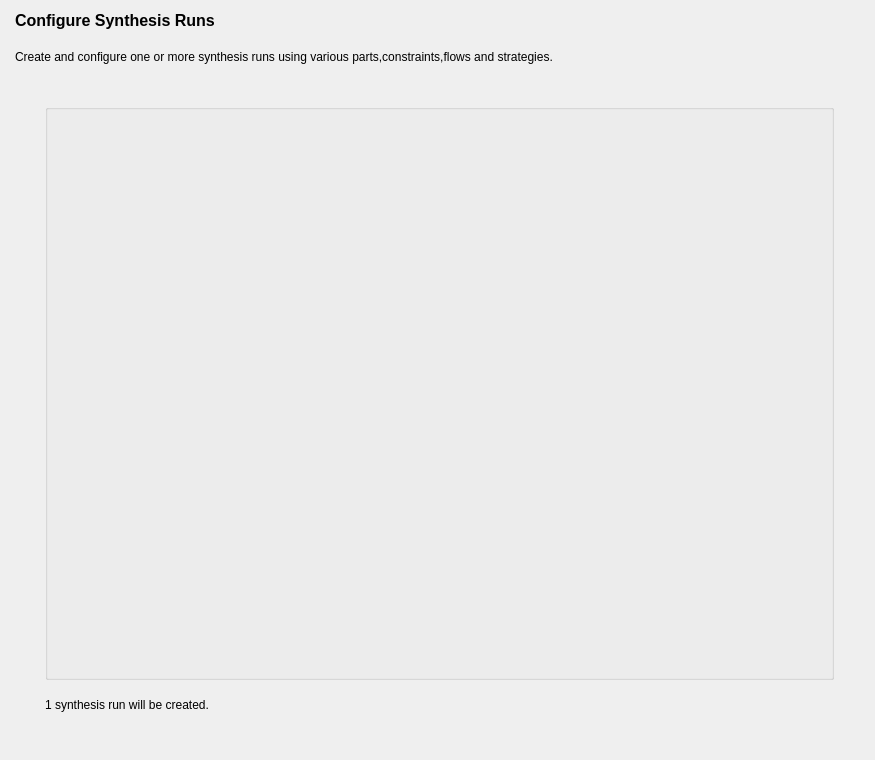
Qt form src/DesignRuns/create_runs_form.ui (os-fpga/FOEDAG) before a commit.
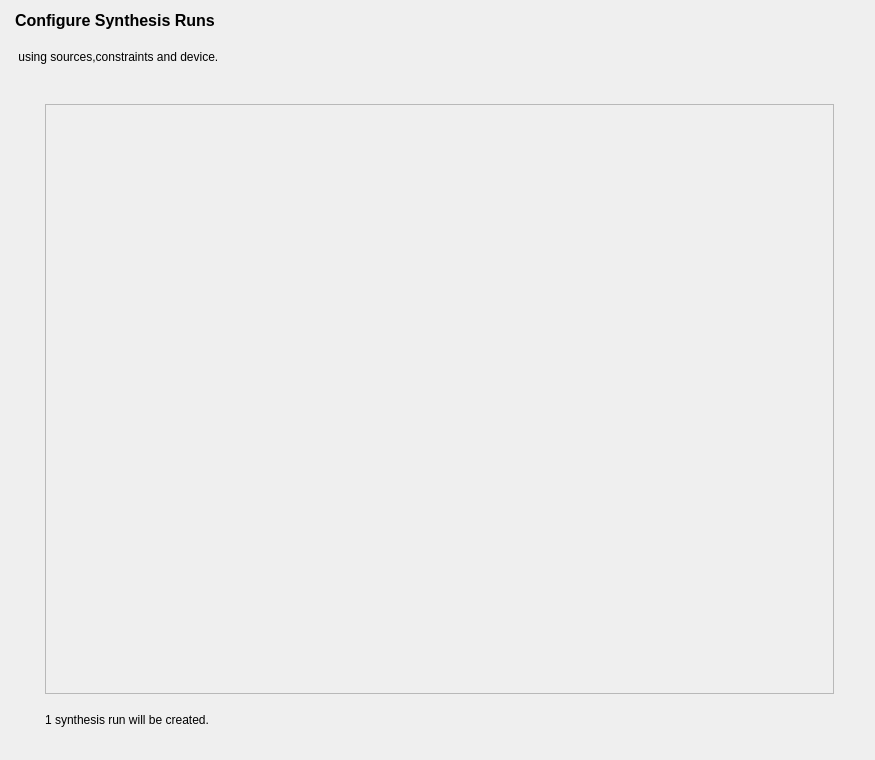
The same form after that commit.

What changed in the file:
```diff
--- a/src/DesignRuns/create_runs_form.ui
+++ b/src/DesignRuns/create_runs_form.ui
@@ -21,7 +21,7 @@
     <number>15</number>
    </property>
    <property name="bottomMargin">
-    <number>15</number>
+    <number>0</number>
    </property>
    <item>
     <widget class="QLabel" name="m_labelTitle">
@@ -44,7 +44,7 @@
    <item>
     <widget class="QLabel" name="m_labelDetail">
      <property name="text">
-      <string>Create and configure one or more synthesis runs using various parts,constraints,flows and strategies.</string>
+      <string> using sources,constraints and device.</string>
      </property>
      <property name="wordWrap">
       <bool>true</bool>
@@ -77,9 +77,12 @@
         <number>25</number>
        </property>
        <item>
-        <widget class="QGroupBox" name="m_groupBox">
-         <property name="title">
-          <string/>
+        <widget class="QFrame" name="m_frame">
+         <property name="frameShape">
+          <enum>QFrame::StyledPanel</enum>
+         </property>
+         <property name="frameShadow">
+          <enum>QFrame::Raised</enum>
          </property>
         </widget>
        </item>
```
